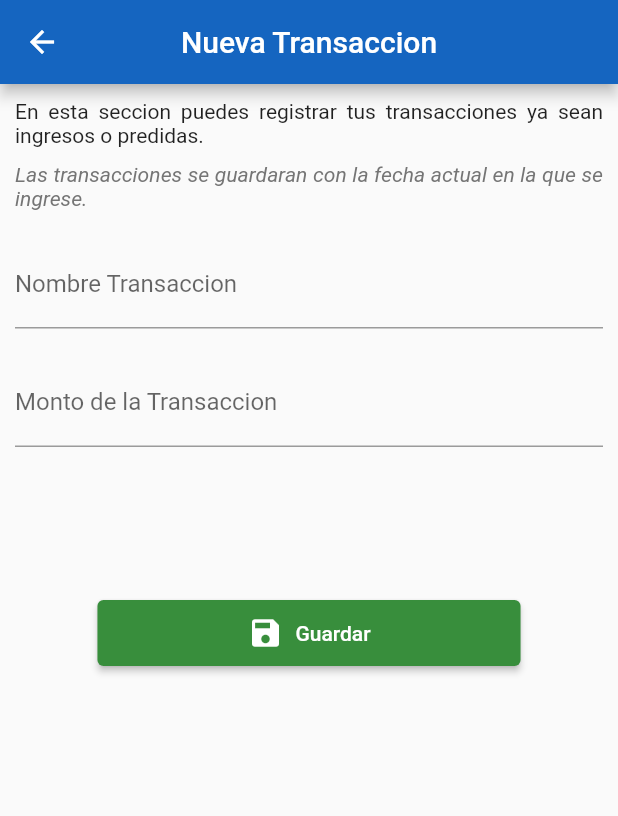
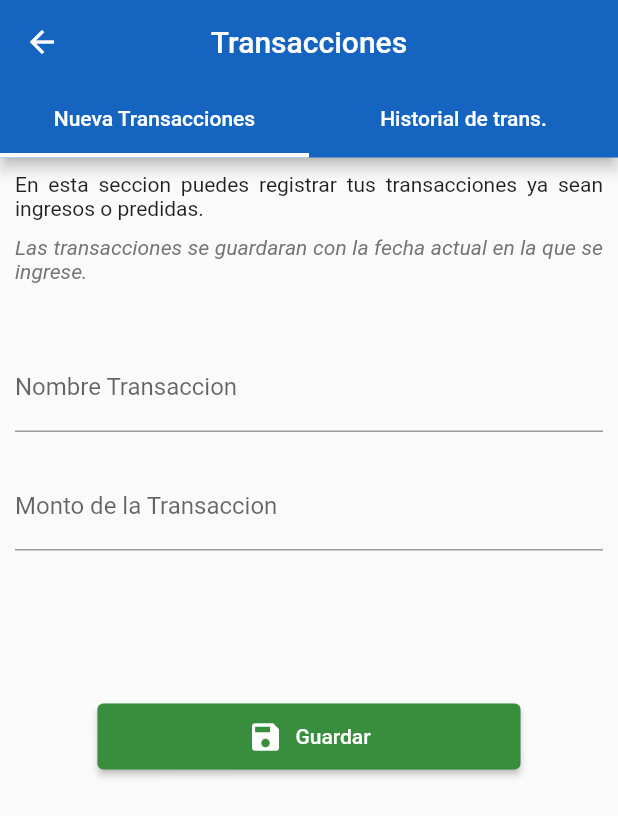
Before and after one commit to FelixAVeras/Briefcase_App, a Flutter app: the TransactionPage screen opened directly, after a tap on "Guardar", on a phone screen of 412 x 824 dp. Shown: the top 816 px of the screen. Run offline on Flutter 3.47's test engine with Material 2 defaults, Android fonts, the phone set to English and light mode, and no system bars; our stand-ins replace sqflite; accounts and stored records are empty.

Commit message:
Working on Transaction Pages

```diff
--- a/lib/src/models/transaction.dart
+++ b/lib/src/models/transaction.dart
@@ -6,22 +6,25 @@ class TransactionModel {
   int amountTransaction;
   String dateTransaction;
 
-  TransactionModel(this.id, this.titleTransaction, this.amountTransaction,
-      this.dateTransaction);
+  TransactionModel(
+      {this.id,
+      this.titleTransaction,
+      this.amountTransaction,
+      this.dateTransaction});
 
-  TransactionModel.fromMap(Map<String, dynamic> map) {
-    id = map['id'];
-    titleTransaction = map['titleTransaction'];
-    amountTransaction = map['amountTransaction'];
-    dateTransaction = map['dateTransaction'];
-  }
+  // TransactionModel.fromMap(Map<String, dynamic> map) {
+  //   id = map['id'];
+  //   titleTransaction = map['titleTransaction'];
+  //   amountTransaction = map['amountTransaction'];
+  //   dateTransaction = map['dateTransaction'];
+  // }
 
-  Map<String, dynamic> toMap() {
-    return {
-      DatabaseHelper.columnIdTransaction: id,
-      DatabaseHelper.columnTitleTransaction: titleTransaction,
-      DatabaseHelper.columnAmountTransaction: amountTransaction,
-      DatabaseHelper.columnDateTransaction: dateTransaction
-    };
-  }
+  // Map<String, dynamic> toMap() {
+  //   return {
+  //     DatabaseHelper.columnIdTransaction: id,
+  //     DatabaseHelper.columnTitleTransaction: titleTransaction,
+  //     DatabaseHelper.columnAmountTransaction: amountTransaction,
+  //     DatabaseHelper.columnDateTransaction: dateTransaction
+  //   };
+  // }
 }
--- a/lib/src/pages/home_page.dart
+++ b/lib/src/pages/home_page.dart
@@ -1,7 +1,7 @@
 import 'package:briefcase/src/pages/dashboard_page.dart';
 import 'package:briefcase/src/pages/history_page.dart';
 import 'package:briefcase/src/pages/login_page.dart';
-import 'package:briefcase/src/pages/transaction_page.dart';
+import 'package:briefcase/src/pages/transactions/transaction_page.dart';
 import 'package:flutter/material.dart';
 
 class HomePage extends StatefulWidget {
--- a/lib/src/pages/transaction_page.dart
+++ /dev/null
@@ -1,115 +0,0 @@
-import 'package:briefcase/src/helpers/db_helper.dart';
-import 'package:briefcase/src/models/transaction.dart';
-import 'package:briefcase/src/pages/dashboard_page.dart';
-import 'package:flutter/material.dart';
-
-class TransactionPage extends StatefulWidget {
-  @override
-  TransactionPageState createState() => TransactionPageState();
-}
-
-class TransactionPageState extends State<TransactionPage> {
-  final dbHelper = DatabaseHelper.instance;
-  List<TransactionModel> transactions = [];
-  final GlobalKey<ScaffoldState> _scaffoldKey = new GlobalKey<ScaffoldState>();
-
-  TextEditingController titleName = TextEditingController();
-  TextEditingController amount = TextEditingController();
-
-  void showMessageInSnack(String msg) {
-    _scaffoldKey.currentState.showSnackBar(SnackBar(content: Text(msg)));
-  }
-
-  @override
-  Widget build(BuildContext context) {
-    return Scaffold(
-        appBar: AppBar(
-          centerTitle: true,
-          backgroundColor: Colors.blue[800],
-          title: Text('Nueva Transaccion'),
-        ),
-        body: SingleChildScrollView(
-          child: Column(
-            children: [
-              Container(
-                padding: EdgeInsets.all(10.0),
-                child: Column(
-                  children: [
-                    Text(
-                      'En esta seccion puedes registrar tus transacciones ya ' +
-                          'sean ingresos o predidas.',
-                      style: TextStyle(fontSize: 14.0),
-                      textAlign: TextAlign.justify,
-                    ),
-                    SizedBox(height: 10.0),
-                    Text(
-                      'Las transacciones se guardaran con la fecha' +
-                          ' actual en la que se ingrese.',
-                      style: TextStyle(
-                          fontSize: 14.0,
-                          color: Colors.grey[600],
-                          fontStyle: FontStyle.italic),
-                      textAlign: TextAlign.justify,
-                    ),
-                    SizedBox(height: 20.0),
-                    TextFormField(
-                      decoration: InputDecoration(
-                        labelText: 'Nombre Transaccion',
-                      ),
-                      validator: (value) {
-                        if (value == null || value.isEmpty) {
-                          return 'Este campo es obligatorio';
-                        }
-                        return null;
-                      },
-                    ),
-                    SizedBox(height: 20.0),
-                    TextFormField(
-                      decoration: InputDecoration(
-                        labelText: 'Monto de la Transaccion',
-                      ),
-                      validator: (value) {
-                        if (value == null || value.isEmpty) {
-                          return 'Este campo es obligatorio';
-                        }
-                        return null;
-                      },
-                      keyboardType: TextInputType.number,
-                    ),
-                    SizedBox(height: 100.0),
-                    ElevatedButton.icon(
-                        icon: Icon(Icons.save),
-                        label: Text('Guardar'),
-                        style: ElevatedButton.styleFrom(
-                            onPrimary: Colors.white,
-                            primary: Colors.green[700],
-                            padding: EdgeInsets.symmetric(
-                                vertical: 10.0, horizontal: 100.0)),
-                        onPressed: () {
-                          String name = titleName.text;
-                          int qty = int.parse(amount.text);
-                          _insert(name, qty);
-                          Navigator.push(
-                              context,
-                              MaterialPageRoute(
-                                  builder: (context) => DashboardPage()));
-                        })
-                  ],
-                ),
-              )
-            ],
-          ),
-        ));
-  }
-
-  void _insert(title, quantity) async {
-    Map<String, dynamic> row = {
-      DatabaseHelper.columnTitleTransaction: title,
-      DatabaseHelper.columnAmountTransaction: quantity
-    };
-
-    TransactionModel transactionModel = TransactionModel.fromMap(row);
-    final id = await dbHelper.insert(transactionModel);
-    showMessageInSnack('Registro insertado (ID: $id)');
-  }
-}
--- /dev/null
+++ b/lib/src/pages/transactions/transactionForm_page.dart
@@ -0,0 +1,90 @@
+import 'package:flutter/material.dart';
+
+class TransactionFormPage extends StatefulWidget {
+  @override
+  TransactionFormPageState createState() => TransactionFormPageState();
+}
+
+class TransactionFormPageState extends State<TransactionFormPage> {
+  @override
+  Widget build(BuildContext context) {
+    return SingleChildScrollView(
+        child: Column(
+      children: [
+        Container(
+          padding: EdgeInsets.all(10.0),
+          child: Column(
+            children: [
+              Text(
+                'En esta seccion puedes registrar tus transacciones ya ' +
+                    'sean ingresos o predidas.',
+                style: TextStyle(fontSize: 14.0),
+                textAlign: TextAlign.justify,
+              ),
+              SizedBox(height: 10.0),
+              Text(
+                'Las transacciones se guardaran con la fecha' +
+                    ' actual en la que se ingrese.',
+                style: TextStyle(
+                    fontSize: 14.0,
+                    color: Colors.grey[600],
+                    fontStyle: FontStyle.italic),
+                textAlign: TextAlign.justify,
+              ),
+              SizedBox(height: 20.0),
+              SizedBox(height: 20.0),
+              TextFormField(
+                decoration: InputDecoration(
+                  labelText: 'Nombre Transaccion',
+                ),
+                validator: (value) {
+                  if (value == null || value.isEmpty) {
+                    return 'Este campo es obligatorio';
+                  }
+                  return null;
+                },
+                // onSaved: (val) => setState(
+                //     () => transactionModel.titleTransaction = val),
+              ),
+              SizedBox(height: 20.0),
+              TextFormField(
+                keyboardType: TextInputType.number,
+                decoration: InputDecoration(
+                  labelText: 'Monto de la Transaccion',
+                ),
+                validator: (value) {
+                  if (value == null || value.isEmpty) {
+                    return 'Este campo es obligatorio';
+                  }
+                  return null;
+                },
+                // onSaved: (val) => setState(() => transactionModel
+                //     .amountTransaction = val as int)
+              ),
+              SizedBox(height: 100.0),
+              ElevatedButton.icon(
+                  icon: Icon(Icons.save),
+                  label: Text('Guardar'),
+                  style: ElevatedButton.styleFrom(
+                      onPrimary: Colors.white,
+                      primary: Colors.green[700],
+                      padding: EdgeInsets.symmetric(
+                          vertical: 10.0, horizontal: 100.0)),
+                  onPressed: () {
+                    // print(transactionModel.titleTransaction);
+
+                    // String name = titleName.text;
+                    // int qty = int.parse(amount.text);
+                    // _insert(name, qty);
+                    // Navigator.push(
+                    //     context,
+                    //     MaterialPageRoute(
+                    //         builder: (context) => DashboardPage()));
+                  })
+            ],
+          ),
+        )
+      ],
+    ));
+  }
+}
--- /dev/null
+++ b/lib/src/pages/transactions/transaction_page.dart
@@ -0,0 +1,50 @@
+import 'package:briefcase/src/helpers/db_helper.dart';
+import 'package:briefcase/src/models/transaction.dart';
+import 'package:briefcase/src/pages/transactions/transactionForm_page.dart';
+import 'package:briefcase/src/pages/transactions/transactionsHistory_page.dart';
+import 'package:flutter/material.dart';
+import 'package:flutter/widgets.dart';
+
+class TransactionPage extends StatefulWidget {
+  @override
+  TransactionPageState createState() => TransactionPageState();
+}
+
+class TransactionPageState extends State<TransactionPage> {
+  final dbHelper = DatabaseHelper.instance;
+  List<TransactionModel> transactions = [];
+  final GlobalKey<ScaffoldState> _scaffoldKey = new GlobalKey<ScaffoldState>();
+
+  TextEditingController titleName = TextEditingController();
+  TextEditingController amount = TextEditingController();
+
+  TransactionModel transactionModel = TransactionModel();
+
+  void showMessageInSnack(String msg) {
+    _scaffoldKey.currentState.showSnackBar(SnackBar(content: Text(msg)));
+  }
+
+  @override
+  Widget build(BuildContext context) {
+    return DefaultTabController(
+        length: 2,
+        child: Scaffold(
+          appBar: AppBar(
+            centerTitle: true,
+            backgroundColor: Colors.blue[800],
+            bottom: TabBar(
+              tabs: [
+                Tab(text: 'Nueva Transacciones'),
+                Tab(text: 'Historial de trans.')
+              ],
+              indicatorWeight: 3,
+              indicatorColor: Colors.white,
+              unselectedLabelColor: Colors.white,
+            ),
+            title: Text('Transacciones'),
+          ),
+          body: TabBarView(
+              children: [TransactionFormPage(), TransactionHistoryPage()]),
+        ));
+  }
+}
--- /dev/null
+++ b/lib/src/pages/transactions/transactionsHistory_page.dart
@@ -0,0 +1,8 @@
+import 'package:flutter/material.dart';
+
+class TransactionHistoryPage extends StatelessWidget {
+  @override
+  Widget build(BuildContext context) {
+    return Center(child: Text('historial'));
+  }
+}
```
Also changed, not shown: lib/src/pages/history_page.dart (+7 -7 lines).
